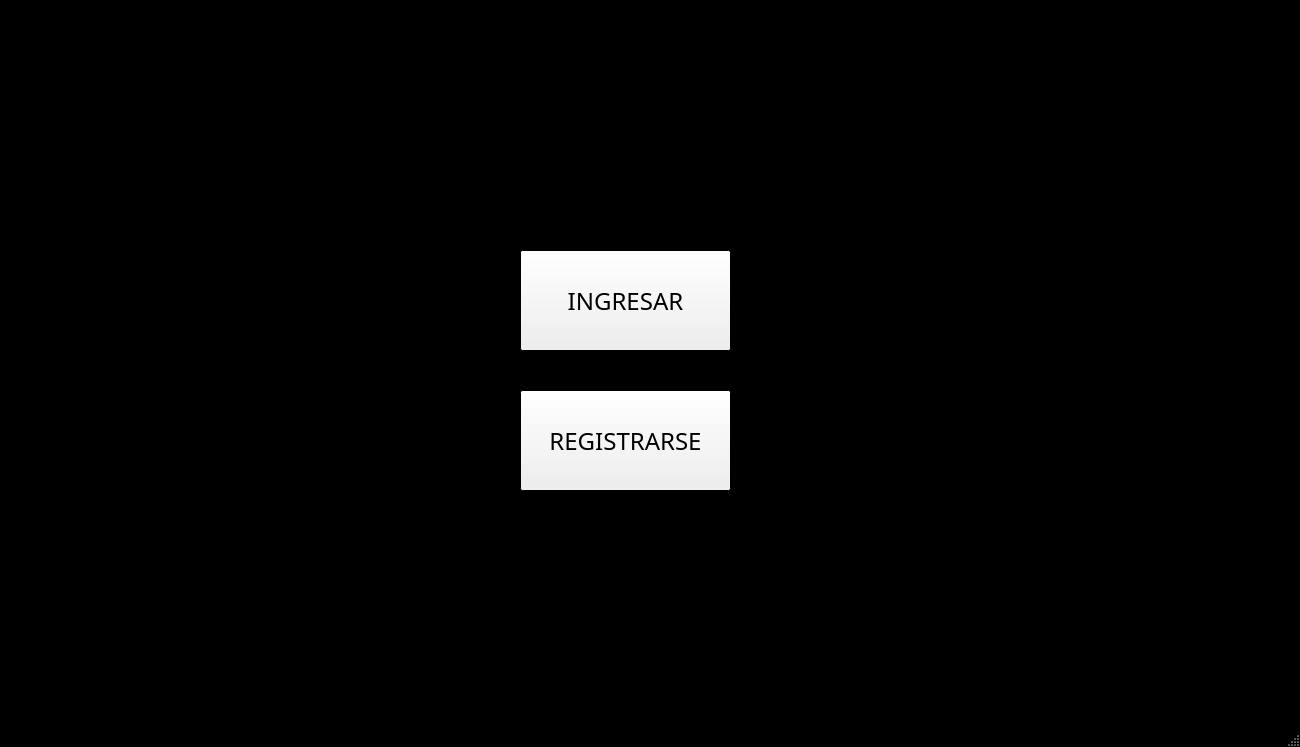
Old version of the form ProyectoFinal/mainwindow.ui in the repository mawidicris/Proyecto-Final-Info-II.
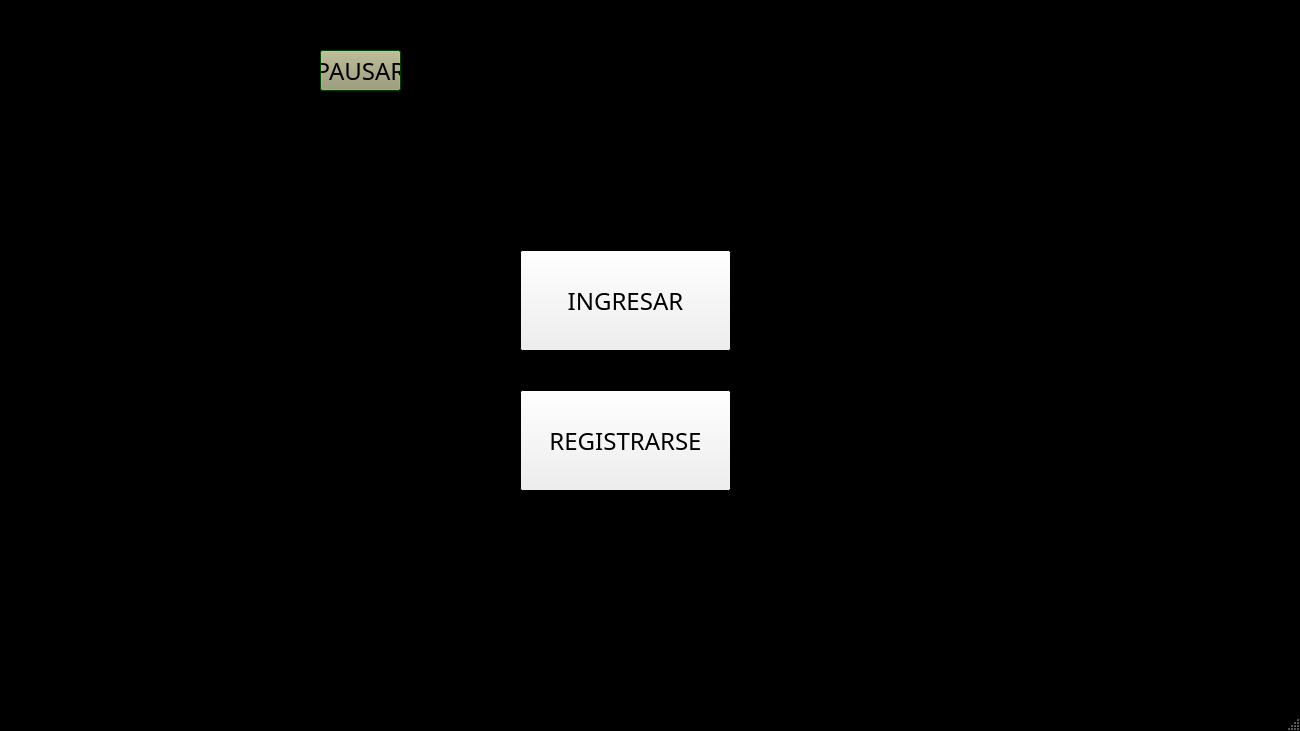
New version of the form.

What changed in the file:
```diff
--- a/ProyectoFinal/mainwindow.ui
+++ b/ProyectoFinal/mainwindow.ui
@@ -7,7 +7,7 @@
     <x>0</x>
     <y>0</y>
     <width>1300</width>
-    <height>747</height>
+    <height>731</height>
    </rect>
   </property>
   <property name="palette">
@@ -108,9 +108,9 @@
    <widget class="QGraphicsView" name="graphicsView">
     <property name="geometry">
      <rect>
-      <x>-20</x>
-      <y>-10</y>
-      <width>1311</width>
+      <x>0</x>
+      <y>0</y>
+      <width>1301</width>
       <height>731</height>
      </rect>
     </property>
@@ -154,6 +154,15 @@
     <property name="autoFillBackground">
      <bool>false</bool>
     </property>
+    <property name="frameShape">
+     <enum>QFrame::Panel</enum>
+    </property>
+    <property name="frameShadow">
+     <enum>QFrame::Sunken</enum>
+    </property>
+    <property name="lineWidth">
+     <number>0</number>
+    </property>
    </widget>
    <widget class="QPushButton" name="ingresar">
     <property name="geometry">
@@ -193,6 +202,312 @@
      <string>REGISTRARSE</string>
     </property>
    </widget>
+   <widget class="QPushButton" name="pausar">
+    <property name="geometry">
+     <rect>
+      <x>320</x>
+      <y>50</y>
+      <width>81</width>
+      <height>41</height>
+     </rect>
+    </property>
+    <property name="palette">
+     <palette>
+      <active>
+       <colorrole role="WindowText">
+        <brush brushstyle="SolidPattern">
+         <color alpha="255">
+          <red>170</red>
+          <green>170</green>
+          <blue>127</blue>
+         </color>
+        </brush>
+       </colorrole>
+       <colorrole role="Button">
+        <brush brushstyle="SolidPattern">
+         <color alpha="255">
+          <red>152</red>
+          <green>152</green>
+          <blue>114</blue>
+         </color>
+        </brush>
+       </colorrole>
+       <colorrole role="Midlight">
+        <brush brushstyle="SolidPattern">
+         <color alpha="255">
+          <red>96</red>
+          <green>193</green>
+          <blue>143</blue>
+         </color>
+        </brush>
+       </colorrole>
+       <colorrole role="Mid">
+        <brush brushstyle="SolidPattern">
+         <color alpha="255">
+          <red>0</red>
+          <green>95</green>
+          <blue>0</blue>
+         </color>
+        </brush>
+       </colorrole>
+       <colorrole role="Text">
+        <brush brushstyle="SolidPattern">
+         <color alpha="255">
+          <red>0</red>
+          <green>0</green>
+          <blue>0</blue>
+         </color>
+        </brush>
+       </colorrole>
+       <colorrole role="ButtonText">
+        <brush brushstyle="SolidPattern">
+         <color alpha="255">
+          <red>0</red>
+          <green>0</green>
+          <blue>0</blue>
+         </color>
+        </brush>
+       </colorrole>
+       <colorrole role="Base">
+        <brush brushstyle="SolidPattern">
+         <color alpha="255">
+          <red>148</red>
+          <green>148</green>
+          <blue>111</blue>
+         </color>
+        </brush>
+       </colorrole>
+       <colorrole role="Window">
+        <brush brushstyle="SolidPattern">
+         <color alpha="255">
+          <red>0</red>
+          <green>90</green>
+          <blue>0</blue>
+         </color>
+        </brush>
+       </colorrole>
+       <colorrole role="Shadow">
+        <brush brushstyle="SolidPattern">
+         <color alpha="255">
+          <red>0</red>
+          <green>85</green>
+          <blue>0</blue>
+         </color>
+        </brush>
+       </colorrole>
+       <colorrole role="PlaceholderText">
+        <brush brushstyle="SolidPattern">
+         <color alpha="128">
+          <red>0</red>
+          <green>0</green>
+          <blue>0</blue>
+         </color>
+        </brush>
+       </colorrole>
+      </active>
+      <inactive>
+       <colorrole role="WindowText">
+        <brush brushstyle="SolidPattern">
+         <color alpha="255">
+          <red>170</red>
+          <green>170</green>
+          <blue>127</blue>
+         </color>
+        </brush>
+       </colorrole>
+       <colorrole role="Button">
+        <brush brushstyle="SolidPattern">
+         <color alpha="255">
+          <red>152</red>
+          <green>152</green>
+          <blue>114</blue>
+         </color>
+        </brush>
+       </colorrole>
+       <colorrole role="Midlight">
+        <brush brushstyle="SolidPattern">
+         <color alpha="255">
+          <red>96</red>
+          <green>193</green>
+          <blue>143</blue>
+         </color>
+        </brush>
+       </colorrole>
+       <colorrole role="Mid">
+        <brush brushstyle="SolidPattern">
+         <color alpha="255">
+          <red>0</red>
+          <green>95</green>
+          <blue>0</blue>
+         </color>
+        </brush>
+       </colorrole>
+       <colorrole role="Text">
+        <brush brushstyle="SolidPattern">
+         <color alpha="255">
+          <red>0</red>
+          <green>0</green>
+          <blue>0</blue>
+         </color>
+        </brush>
+       </colorrole>
+       <colorrole role="ButtonText">
+        <brush brushstyle="SolidPattern">
+         <color alpha="255">
+          <red>0</red>
+          <green>0</green>
+          <blue>0</blue>
+         </color>
+        </brush>
+       </colorrole>
+       <colorrole role="Base">
+        <brush brushstyle="SolidPattern">
+         <color alpha="255">
+          <red>148</red>
+          <green>148</green>
+          <blue>111</blue>
+         </color>
+        </brush>
+       </colorrole>
+       <colorrole role="Window">
+        <brush brushstyle="SolidPattern">
+         <color alpha="255">
+          <red>0</red>
+          <green>90</green>
+          <blue>0</blue>
+         </color>
+        </brush>
+       </colorrole>
+       <colorrole role="Shadow">
+        <brush brushstyle="SolidPattern">
+         <color alpha="255">
+          <red>0</red>
+          <green>85</green>
+          <blue>0</blue>
+         </color>
+        </brush>
+       </colorrole>
+       <colorrole role="PlaceholderText">
+        <brush brushstyle="SolidPattern">
+         <color alpha="128">
+          <red>0</red>
+          <green>0</green>
+          <blue>0</blue>
+         </color>
+        </brush>
+       </colorrole>
+      </inactive>
+      <disabled>
+       <colorrole role="WindowText">
+        <brush brushstyle="SolidPattern">
+         <color alpha="127">
+          <red>170</red>
+          <green>170</green>
+          <blue>127</blue>
+         </color>
+        </brush>
+       </colorrole>
+       <colorrole role="Button">
+        <brush brushstyle="SolidPattern">
+         <color alpha="255">
+          <red>152</red>
+          <green>152</green>
+          <blue>114</blue>
+         </color>
+        </brush>
+       </colorrole>
+       <colorrole role="Midlight">
+        <brush brushstyle="SolidPattern">
+         <color alpha="255">
+          <red>96</red>
+          <green>193</green>
+          <blue>143</blue>
+         </color>
+        </brush>
+       </colorrole>
+       <colorrole role="Mid">
+        <brush brushstyle="SolidPattern">
+         <color alpha="255">
+          <red>0</red>
+          <green>95</green>
+          <blue>0</blue>
+         </color>
+        </brush>
+       </colorrole>
+       <colorrole role="Text">
+        <brush brushstyle="SolidPattern">
+         <color alpha="127">
+          <red>170</red>
+          <green>170</green>
+          <blue>127</blue>
+         </color>
+        </brush>
+       </colorrole>
+       <colorrole role="ButtonText">
+        <brush brushstyle="SolidPattern">
+         <color alpha="127">
+          <red>0</red>
+          <green>0</green>
+          <blue>0</blue>
+         </color>
+        </brush>
+       </colorrole>
+       <colorrole role="Base">
+        <brush brushstyle="SolidPattern">
+         <color alpha="255">
+          <red>170</red>
+          <green>170</green>
+          <blue>127</blue>
+         </color>
+        </brush>
+       </colorrole>
+       <colorrole role="Window">
+        <brush brushstyle="SolidPattern">
+         <color alpha="255">
+          <red>0</red>
+          <green>90</green>
+          <blue>0</blue>
+         </color>
+        </brush>
+       </colorrole>
+       <colorrole role="Shadow">
+        <brush brushstyle="SolidPattern">
+         <color alpha="255">
+          <red>0</red>
+          <green>85</green>
+          <blue>0</blue>
+         </color>
+        </brush>
+       </colorrole>
+       <colorrole role="PlaceholderText">
+        <brush brushstyle="SolidPattern">
+         <color alpha="128">
+          <red>231</red>
+          <green>231</green>
+          <blue>231</blue>
+         </color>
+        </brush>
+       </colorrole>
+      </disabled>
+     </palette>
+    </property>
+    <property name="font">
+     <font>
+      <family>Playbill</family>
+      <pointsize>18</pointsize>
+      <stylestrategy>PreferAntialias</stylestrategy>
+     </font>
+    </property>
+    <property name="cursor">
+     <cursorShape>PointingHandCursor</cursorShape>
+    </property>
+    <property name="contextMenuPolicy">
+     <enum>Qt::PreventContextMenu</enum>
+    </property>
+    <property name="text">
+     <string>PAUSAR</string>
+    </property>
+   </widget>
   </widget>
   <widget class="QMenuBar" name="menubar">
    <property name="geometry">
```
Left out of the diff: 6 changed lines with no effect on the pictures.
